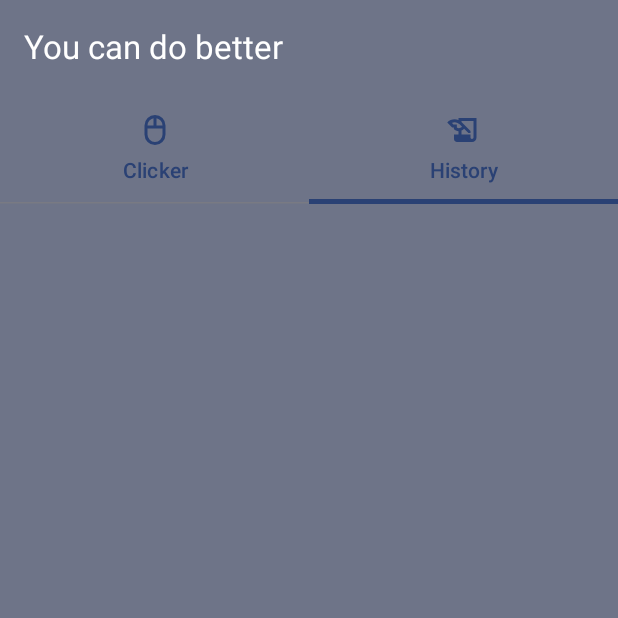
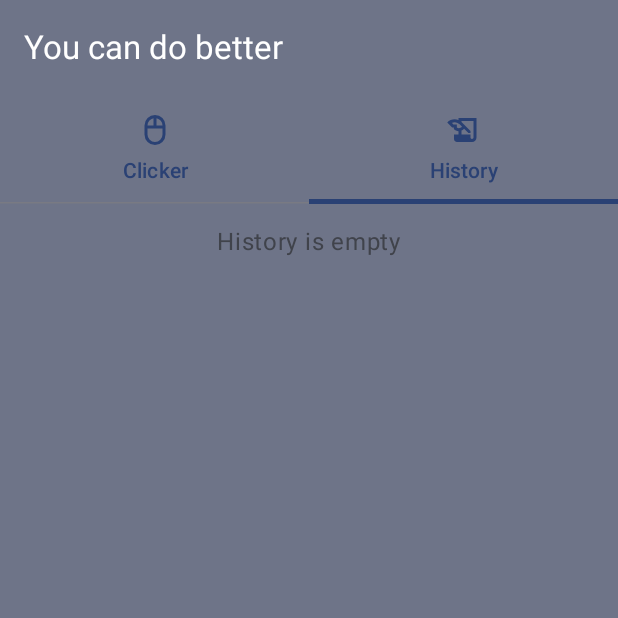
Before and after one commit to Avvami/Clicker, an Android app built with Jetpack Compose: the screen it shows after launch (MainActivity), tab 2 chosen, on a phone screen of 412 x 824 dp, the top half of it. Run offline under Robolectric (Android 15) with nearby library versions, the phone set to English and light mode, and no system bars; our stand-ins replace Room's generated code.

Commit message:
Showing clicker history

```diff
--- a/app/src/main/java/com/personal/clicker/presentation/ClickerViewModel.kt
+++ b/app/src/main/java/com/personal/clicker/presentation/ClickerViewModel.kt
@@ -4,7 +4,14 @@ import androidx.compose.runtime.getValue
 import androidx.compose.runtime.mutableStateOf
 import androidx.compose.runtime.setValue
 import androidx.lifecycle.ViewModel
+import androidx.lifecycle.viewModelScope
+import com.personal.clicker.domain.History
 import com.personal.clicker.domain.repository.ClickerRepository
+import kotlinx.coroutines.flow.SharingStarted
+import kotlinx.coroutines.flow.StateFlow
+import kotlinx.coroutines.flow.map
+import kotlinx.coroutines.flow.stateIn
+import kotlinx.coroutines.launch
 
 class ClickerViewModel(private val repository: ClickerRepository): ViewModel() {
 
@@ -14,6 +21,14 @@ class ClickerViewModel(private val repository: ClickerRepository): ViewModel() {
     var selectedTabIndex by mutableStateOf(0)
         private set
 
+    var historyState: StateFlow<HistoryState> =
+        repository.getHistoryByValueDescStream().map { HistoryState(it) }
+            .stateIn(
+                scope = viewModelScope,
+                started = SharingStarted.WhileSubscribed(),
+                initialValue = HistoryState()
+            )
+
     fun uiEvent(event: UIEvent) {
         when(event) {
             UIEvent.ClearHistory -> TODO()
@@ -22,14 +37,17 @@ class ClickerViewModel(private val repository: ClickerRepository): ViewModel() {
                 clickerValue = event.value
             }
             is UIEvent.OpenDialog -> TODO()
-            UIEvent.SaveHistoryItem -> TODO()
+            is UIEvent.SaveHistoryItem -> {
+                viewModelScope.launch {
+                    repository.insertClickerHistoryItem(event.history)
+                    clickerValue = 0
+                }
+            }
             is UIEvent.SetSelectedTabIndex -> {
                 selectedTabIndex = event.index
             }
         }
     }
+}
 
-    override fun onCleared() {
-        super.onCleared()
-    }
-}
+data class HistoryState(val historyList: List<History> = listOf())
--- a/app/src/main/java/com/personal/clicker/presentation/MainActivity.kt
+++ b/app/src/main/java/com/personal/clicker/presentation/MainActivity.kt
@@ -5,6 +5,7 @@ import androidx.activity.ComponentActivity
 import androidx.activity.compose.setContent
 import androidx.activity.enableEdgeToEdge
 import androidx.compose.animation.AnimatedContent
+import androidx.compose.animation.AnimatedVisibility
 import androidx.compose.animation.ExperimentalAnimationApi
 import androidx.compose.animation.scaleIn
 import androidx.compose.animation.scaleOut
@@ -15,16 +16,12 @@ import androidx.compose.foundation.layout.Box
 import androidx.compose.foundation.layout.Column
 import androidx.compose.foundation.layout.fillMaxSize
 import androidx.compose.foundation.layout.fillMaxWidth
-import androidx.compose.foundation.layout.imePadding
-import androidx.compose.foundation.layout.navigationBarsPadding
 import androidx.compose.foundation.layout.padding
-import androidx.compose.foundation.layout.safeDrawingPadding
-import androidx.compose.foundation.layout.size
-import androidx.compose.foundation.layout.statusBarsPadding
 import androidx.compose.foundation.pager.HorizontalPager
 import androidx.compose.foundation.pager.rememberPagerState
 import androidx.compose.material3.ExperimentalMaterial3Api
 import androidx.compose.material3.Icon
+import androidx.compose.material3.IconButton
 import androidx.compose.material3.MaterialTheme
 import androidx.compose.material3.Scaffold
 import androidx.compose.material3.Tab
@@ -33,18 +30,19 @@ import androidx.compose.material3.Text
 import androidx.compose.material3.TopAppBar
 import androidx.compose.material3.TopAppBarDefaults
 import androidx.compose.runtime.LaunchedEffect
-import androidx.compose.ui.Alignment
+import androidx.compose.runtime.collectAsState
+import androidx.compose.runtime.getValue
 import androidx.compose.ui.Modifier
 import androidx.compose.ui.res.painterResource
-import androidx.compose.ui.unit.dp
-import androidx.core.view.WindowCompat
 import androidx.lifecycle.viewmodel.compose.viewModel
 import com.personal.clicker.ClickerApplication
 import com.personal.clicker.R
+import com.personal.clicker.domain.History
 import com.personal.clicker.domain.TabItem
 import com.personal.clicker.presentation.ui.screens.ClickerScreen
 import com.personal.clicker.presentation.ui.screens.HistoryScreen
 import com.personal.clicker.presentation.ui.theme.ClickerTheme
+import java.time.LocalDateTime
 
 class MainActivity : ComponentActivity() {
     @OptIn(ExperimentalMaterial3Api::class, ExperimentalFoundationApi::class, ExperimentalAnimationApi::class)
@@ -53,11 +51,12 @@ class MainActivity : ComponentActivity() {
         super.onCreate(savedInstanceState)
         setContent {
             ClickerTheme {
-                val mainViewModel = viewModel<ClickerViewModel>(
+                val viewModel = viewModel<ClickerViewModel>(
                     factory = viewModelFactory {
                         ClickerViewModel(ClickerApplication.appModule.clickerRepository)
                     }
                 )
+                val historyState by viewModel.historyState.collectAsState()
                 val tabItems = listOf(
                     TabItem(title = "Clicker", unselectedIcon = R.drawable.icon_mouse_fill0, selectedIcon = R.drawable.icon_mouse_fill1),
                     TabItem(title = "History", unselectedIcon = R.drawable.icon_history_edu_fill0, selectedIcon = R.drawable.icon_history_edu_fill1)
@@ -74,30 +73,48 @@ class MainActivity : ComponentActivity() {
                                 colors = TopAppBarDefaults.smallTopAppBarColors(
                                     containerColor = MaterialTheme.colorScheme.secondaryContainer,
                                     titleContentColor = MaterialTheme.colorScheme.onSecondaryContainer
-                                )
+                                ),
+                                actions = {
+                                    AnimatedVisibility(visible = viewModel.clickerValue != 0, enter = scaleIn(), exit = scaleOut()) {
+                                        IconButton(
+                                            onClick = {
+                                                viewModel.uiEvent(
+                                                    UIEvent.SaveHistoryItem(
+                                                        History(
+                                                            date = LocalDateTime.now().toString(),
+                                                            value = viewModel.clickerValue,
+                                                        ),
+                                                    ),
+                                                )
+                                            },
+                                        ) {
+                                            Icon(painter = painterResource(id = R.drawable.icon_save_fill0), contentDescription = "Save")
+                                        }
+                                    }
+                                }
                             )
                         }
                     ) { innerPadding ->
                         val pageCount = tabItems.size
                         val pagerState = rememberPagerState(initialPage = 0)
-                        LaunchedEffect(mainViewModel.selectedTabIndex) {
-                            pagerState.animateScrollToPage(mainViewModel.selectedTabIndex)
+                        LaunchedEffect(viewModel.selectedTabIndex) {
+                            pagerState.animateScrollToPage(viewModel.selectedTabIndex)
                         }
                         LaunchedEffect(pagerState.currentPage, pagerState.isScrollInProgress) {
                             if (!pagerState.isScrollInProgress)
-                                mainViewModel.uiEvent(UIEvent.SetSelectedTabIndex(pagerState.currentPage))
+                                viewModel.uiEvent(UIEvent.SetSelectedTabIndex(pagerState.currentPage))
                         }
                         Column(
                             modifier = Modifier
                                 .fillMaxSize()
                                 .padding(innerPadding)
                         ) {
-                            TabRow(selectedTabIndex = mainViewModel.selectedTabIndex, containerColor = MaterialTheme.colorScheme.secondaryContainer) {
+                            TabRow(selectedTabIndex = viewModel.selectedTabIndex, containerColor = MaterialTheme.colorScheme.secondaryContainer) {
                                 tabItems.forEachIndexed { index, tabItem ->
                                     Tab(
-                                        selected = index == mainViewModel.selectedTabIndex,
+                                        selected = index == viewModel.selectedTabIndex,
                                         onClick = {
-                                            mainViewModel.uiEvent(
+                                            viewModel.uiEvent(
                                                 UIEvent.SetSelectedTabIndex(
                                                     index
                                                 )
@@ -108,7 +125,7 @@ class MainActivity : ComponentActivity() {
                                         },
                                         icon = {
                                             AnimatedContent(
-                                                targetState = index == mainViewModel.selectedTabIndex,
+                                                targetState = index == viewModel.selectedTabIndex,
                                                 label = "",
                                                 transitionSpec = { scaleIn() with scaleOut() }
                                             ) {
@@ -129,13 +146,16 @@ class MainActivity : ComponentActivity() {
                                 when (index) {
                                     0 -> {
                                         ClickerScreen(
-                                            clickerValue = mainViewModel.clickerValue,
-                                            uiEvent = mainViewModel::uiEvent,
+                                            clickerValue = viewModel.clickerValue,
+                                            uiEvent = viewModel::uiEvent,
                                             modifier = Modifier
                                         )
                                     }
                                     1 -> {
-                                        HistoryScreen(uiEvent = mainViewModel::uiEvent)
+                                        HistoryScreen(
+                                            historyList = historyState.historyList,
+                                            uiEvent = viewModel::uiEvent
+                                        )
                                     }
                                 }
                             }
--- a/app/src/main/java/com/personal/clicker/presentation/UIEvent.kt
+++ b/app/src/main/java/com/personal/clicker/presentation/UIEvent.kt
@@ -3,7 +3,7 @@ package com.personal.clicker.presentation
 import com.personal.clicker.domain.History
 
 sealed interface UIEvent {
-    object SaveHistoryItem: UIEvent
+    data class SaveHistoryItem(val history: History): UIEvent
     data class DeleteHistoryItem(val history: History): UIEvent
     data class IncreaseClickValue(val value: Int): UIEvent
     object ClearHistory: UIEvent
--- a/app/src/main/java/com/personal/clicker/presentation/ui/screens/HistoryScreen.kt
+++ b/app/src/main/java/com/personal/clicker/presentation/ui/screens/HistoryScreen.kt
@@ -1,20 +1,77 @@
 package com.personal.clicker.presentation.ui.screens
 
+import androidx.compose.foundation.layout.Arrangement
 import androidx.compose.foundation.layout.Box
 import androidx.compose.foundation.layout.Column
+import androidx.compose.foundation.layout.Row
+import androidx.compose.foundation.layout.Spacer
 import androidx.compose.foundation.layout.fillMaxSize
 import androidx.compose.foundation.layout.fillMaxWidth
+import androidx.compose.foundation.layout.height
+import androidx.compose.foundation.layout.padding
+import androidx.compose.foundation.layout.width
+import androidx.compose.foundation.lazy.LazyColumn
+import androidx.compose.foundation.lazy.items
+import androidx.compose.material3.Icon
+import androidx.compose.material3.MaterialTheme
+import androidx.compose.material3.Text
 import androidx.compose.runtime.Composable
+import androidx.compose.ui.Alignment
 import androidx.compose.ui.Modifier
+import androidx.compose.ui.res.painterResource
+import androidx.compose.ui.unit.dp
+import com.personal.clicker.R
+import com.personal.clicker.domain.History
+import com.personal.clicker.domain.util.LocalDateTimeConverter
 import com.personal.clicker.presentation.UIEvent
+import java.time.format.DateTimeFormatter
 
 @Composable
 fun HistoryScreen(
+    historyList: List<History>,
     uiEvent: (UIEvent) -> Unit
 ) {
     Box(modifier = Modifier.fillMaxSize()) {
         Column(modifier = Modifier.fillMaxWidth()) {
-
+            if (historyList.isEmpty()) {
+                Spacer(modifier = Modifier.height(16.dp))
+                Text(
+                    text = "History is empty",
+                    style = MaterialTheme.typography.bodyLarge,
+                    color = MaterialTheme.colorScheme.onSurfaceVariant,
+                    modifier = Modifier.align(Alignment.CenterHorizontally)
+                )
+            } else {
+                LazyColumn(
+                    modifier = Modifier.fillMaxWidth()
+                ) {
+                    items(historyList) {history ->
+                        HistoryItem(history = history)
+                    }
+                }
+            }
         }
     }
 }
+
+@Composable
+fun HistoryItem(
+    history: History
+) {
+    Row(
+        modifier = Modifier
+            .fillMaxWidth()
+            .padding(vertical = 12.dp, horizontal = 16.dp),
+        horizontalArrangement = Arrangement.SpaceBetween,
+        verticalAlignment = Alignment.CenterVertically
+    ) {
+        Row(verticalAlignment = Alignment.CenterVertically) {
+            Icon(painter = painterResource(id = R.drawable.icon_ads_click_fill0), contentDescription = null, tint = MaterialTheme.colorScheme.onSurface)
+            Spacer(modifier = Modifier.width(8.dp))
+            Text(text = history.value.toString(), style = MaterialTheme.typography.headlineSmall, color = MaterialTheme.colorScheme.onSurface)
+        }
+        LocalDateTimeConverter().objectFromString(history.date)?.format(DateTimeFormatter.ofPattern("h:mm a MM.dd.yy"))?.let { formattedString ->
+            Text(text = formattedString, style = MaterialTheme.typography.titleMedium, color = MaterialTheme.colorScheme.onSurface)
+        } ?: Text(text = "Error", style = MaterialTheme.typography.titleMedium, color = MaterialTheme.colorScheme.onSurface)
+    }
+}
--- /dev/null
+++ b/app/src/main/res/drawable/icon_save_fill0.xml
@@ -0,0 +1,9 @@
+<vector xmlns:android="http://schemas.android.com/apk/res/android"
+    android:width="24dp"
+    android:height="24dp"
+    android:viewportWidth="960"
+    android:viewportHeight="960">
+  <path
+      android:fillColor="#FF000000"
+      android:pathData="M840,280v480q0,33 -23.5,56.5T760,840L200,840q-33,0 -56.5,-23.5T120,760v-560q0,-33 23.5,-56.5T200,120h480l160,160ZM760,314L646,200L200,200v560h560v-446ZM480,720q50,0 85,-35t35,-85q0,-50 -35,-85t-85,-35q-50,0 -85,35t-35,85q0,50 35,85t85,35ZM240,400h360v-160L240,240v160ZM200,314v446,-560 114Z"/>
+</vector>
```
